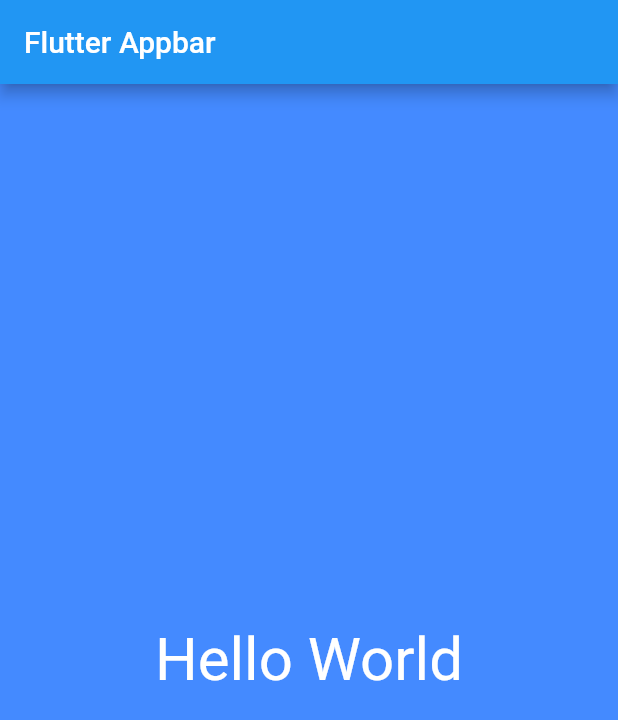
After one commit to Sweng29/flutter_hello_world_app, a Flutter app: the screen it shows after launch, on a phone screen of 412 x 824 dp. The commit adds this screen. Shown: the top 720 px of the screen. Run offline on Flutter 3.47's test engine with Material 2 defaults, Android fonts, the phone set to English and light mode, and no system bars.

Commit message:
Organizing code with packages and classes

```diff
--- /dev/null
+++ b/flutter_apps/lib/app_screens/second_screen.dart
@@ -0,0 +1,17 @@
+import 'package:flutter/material.dart';
+
+class SecondScreen extends StatelessWidget {
+  @override
+  Widget build(BuildContext context) {
+    return Material(
+      color: Colors.blueAccent,
+      child: Center(
+        child: Text(
+          "Hello World",
+          textDirection: TextDirection.ltr,
+          style: TextStyle(color: Colors.white, fontSize: 40.0),
+        ),
+      ),
+    );
+  }
+}
--- a/flutter_apps/lib/main.dart
+++ b/flutter_apps/lib/main.dart
@@ -1,4 +1,6 @@
 import 'package:flutter/material.dart';
+
+import 'app_screens/second_screen.dart';
 
 void main() => runApp(new FirstScreen());
 
@@ -6,21 +8,13 @@ class FirstScreen extends StatelessWidget {
   @override
   Widget build(BuildContext context) {
     return MaterialApp(
+      debugShowCheckedModeBanner: false,
       title: "Getting Started with Flutter",
       home: Scaffold(
         appBar: AppBar(
           title: Text("Flutter Appbar"),
         ),
-        body: Material(
-          color: Colors.blueAccent,
-          child: Center(
-            child: Text(
-              "Hello World",
-              textDirection: TextDirection.ltr,
-              style: TextStyle(color: Colors.white, fontSize: 40.0),
-            ),
-          ),
-        ),
+        body: new SecondScreen(),
       ),
     );
   }
```
